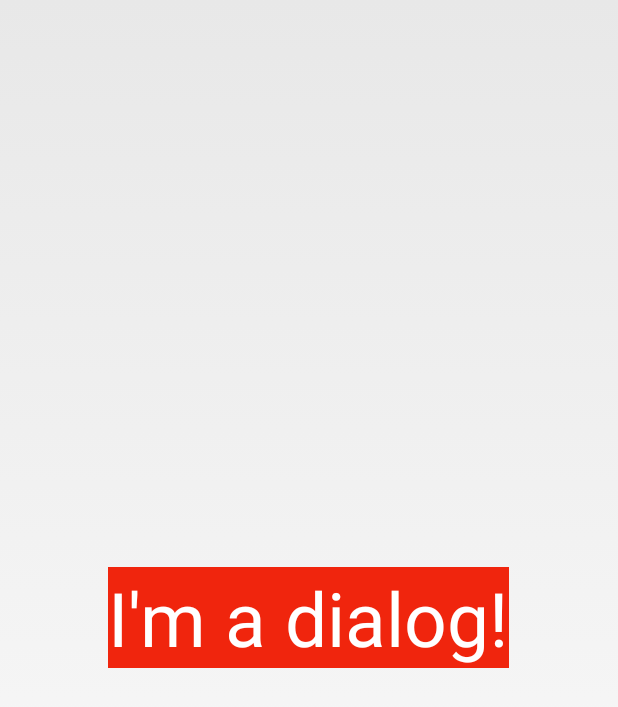
After one commit to alfiewm/ballin-ninja, an Android app: the layout dialog_view.xml on its own in the app's theme, with its tools: preview values and no code run, on a phone screen of 412 x 824 dp. The commit adds this screen. Shown: the top 707 px of the screen. Run offline under Robolectric (Android 15) with nearby library versions, the phone set to English and light mode, and no system bars.

Commit message:
dialog theme.

```diff
--- a/StatusBarTint-v2/app/src/main/java/meng/statusbartint/ui/OmniThemeWithHeadActivity.java
+++ b/StatusBarTint-v2/app/src/main/java/meng/statusbartint/ui/OmniThemeWithHeadActivity.java
@@ -39,7 +39,7 @@ public class OmniThemeWithHeadActivity extends BaseActivity {
     protected void onCreate(Bundle savedInstanceState) {
         super.onCreate(savedInstanceState);
         ButterKnife.bind(this);
-        StatusBarUtil.initDynamicStatusBarBg(this, statusBarPaddingView, StatusBarUtil.MODE_DARK);
+        StatusBarUtil.initDynamicStatusBarBg(getWindow(), statusBarPaddingView, StatusBarUtil.MODE_DARK);
         scrollView.setScrollViewListener(new ObservableScrollView.ScrollViewListener() {
             @Override
             public void onScrollChanged(ScrollView scrollView, int x, int y, int oldx, int oldy) {
@@ -49,7 +49,7 @@ public class OmniThemeWithHeadActivity extends BaseActivity {
                 int color = Color.argb((int) ((collapsePercentage) * 0xFF), 0xFF, 0xFF, 0xFF);
                 navBarView.setBackgroundColor(color);
                 statusBarPaddingView.setBackgroundColor(color);
-                StatusBarUtil.setTransparentStatusBar(OmniThemeWithHeadActivity.this,
+                StatusBarUtil.setTransparentStatusBar(getWindow(),
                         collapsePercentage > 0.8 ? StatusBarUtil.MODE_LIGHT
                                 : StatusBarUtil.MODE_DARK);
             }
--- a/StatusBarTint-v2/app/src/main/java/meng/statusbartint/ui/SolidStatusBarActivity.java
+++ b/StatusBarTint-v2/app/src/main/java/meng/statusbartint/ui/SolidStatusBarActivity.java
@@ -46,7 +46,7 @@ public class SolidStatusBarActivity extends BaseActivity implements View.OnClick
             finish();
         } else if (v.getId() == R.id.switch_status_bar_icon) {
             lightStatusBar = !lightStatusBar;
-            StatusBarUtil.setTransparentStatusBar(this, lightStatusBar ? StatusBarUtil.MODE_LIGHT : StatusBarUtil.MODE_DARK);
+            StatusBarUtil.setTransparentStatusBar(getWindow(), lightStatusBar ? StatusBarUtil.MODE_LIGHT : StatusBarUtil.MODE_DARK);
         } else if (v.getId() == R.id.switch_status_bar_color) {
             int color = solid_colors[(index++) % solid_colors.length];
             switchNavBarAndStatusBarBg(color);
@@ -62,11 +62,11 @@ public class SolidStatusBarActivity extends BaseActivity implements View.OnClick
         if (color == Color.WHITE) {
             backBtn.setImageResource(R.drawable.arrow_back_black);
             titleView.setTextColor(Color.BLACK);
-            StatusBarUtil.setTransparentStatusBar(this, StatusBarUtil.MODE_LIGHT);
+            StatusBarUtil.setTransparentStatusBar(getWindow(), StatusBarUtil.MODE_LIGHT);
         } else {
             backBtn.setImageResource(R.mipmap.ic_back);
             titleView.setTextColor(Color.WHITE);
-            StatusBarUtil.setTransparentStatusBar(this, StatusBarUtil.MODE_DARK);
+            StatusBarUtil.setTransparentStatusBar(getWindow(), StatusBarUtil.MODE_DARK);
         }
         findViewById(R.id.navbar).setBackgroundColor(color);
     }
--- /dev/null
+++ b/StatusBarTint-v2/app/src/main/res/layout/dialog_view.xml
@@ -0,0 +1,17 @@
+<?xml version="1.0" encoding="utf-8"?>
+<LinearLayout xmlns:android="http://schemas.android.com/apk/res/android"
+    android:layout_width="match_parent"
+    android:layout_height="match_parent"
+    android:gravity="center"
+    android:orientation="vertical">
+
+    <TextView
+        android:id="@+id/content"
+        android:layout_width="wrap_content"
+        android:layout_height="wrap_content"
+        android:background="#f0250d"
+        android:text="I'm a dialog!"
+        android:textColor="#ffffff"
+        android:textSize="50sp" />
+
+</LinearLayout>
```
Also changed, not shown: StatusBarTint-v2/app/src/main/java/meng/statusbartint/ui/OmniThemeActivity.java (+22 -2 lines), StatusBarTint-v2/app/src/main/java/meng/statusbartint/util/StatusBarUtil.java (+16 -20 lines).
